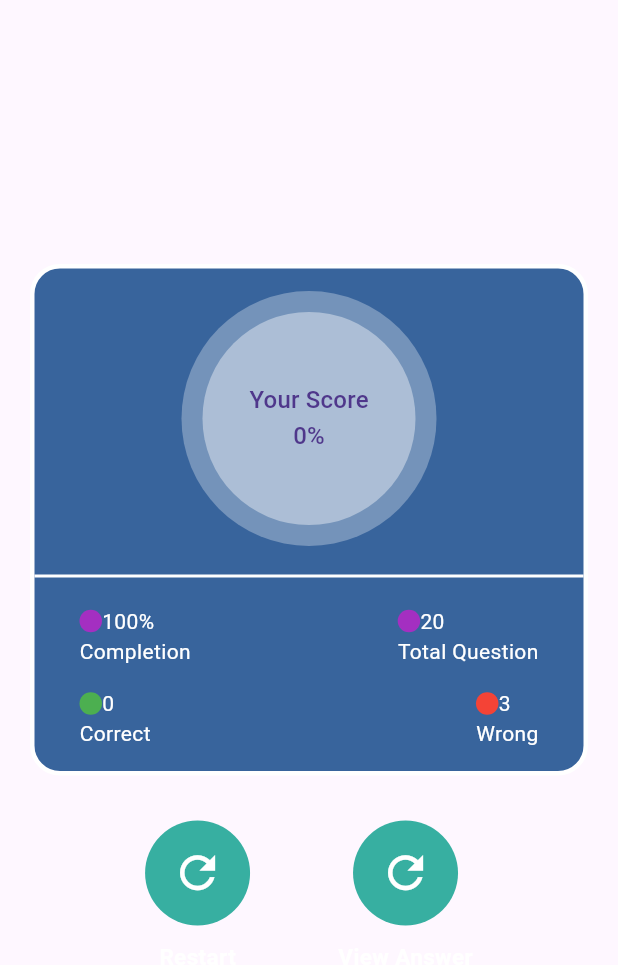
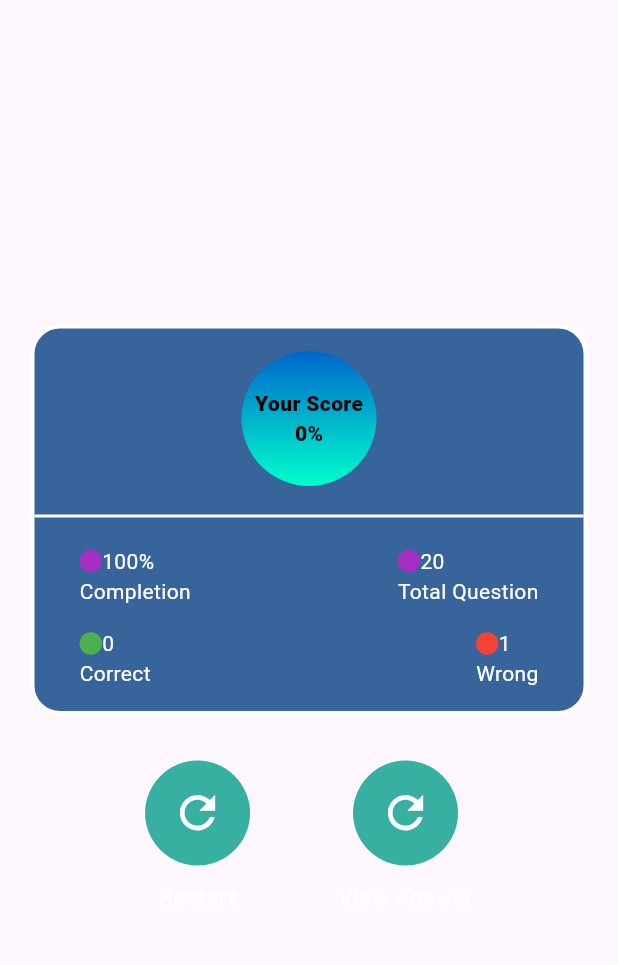
Before and after one commit to AnJasid/football_trivia, a Flutter app: the ResultsPage widget shown alone on an empty page, opened directly with empty values, on a phone screen of 412 x 824 dp. Shown: the top 965 px of the screen. Run offline on Flutter 3.47's test engine with Material 3 defaults, Android fonts, the phone set to English and light mode, and no system bars; our stand-ins replace google_fonts, shared_preferences; accounts and stored records are empty.

Commit message:
update result page: score data

```diff
--- a/lib/data/questions.dart
+++ b/lib/data/questions.dart
@@ -12,26 +12,4 @@
       'Answer4',
     ],
   ),
-  FootballQuestion(
-    imageUrl: '',
-    questionText:
-        'Lorem ipsum dolor sit amet, consectetur adipiscing elit. Vivamus vulputate ex sed odio euismod luctus.',
-    answers: [
-      'Answer1',
-      'Answer2',
-      'Answer3',
-      'Answer4',
-    ],
-  ),
-  FootballQuestion(
-    imageUrl: '',
-    questionText:
-        'Lorem ipsum dolor sit amet, consectetur adipiscing elit. Vivamus vulputate ex sed odio euismod luctus.',
-    answers: [
-      'Answer1',
-      'Answer2',
-      'Answer3',
-      'Answer4',
-    ],
-  ),
 ];
--- a/lib/pages/results_page.dart
+++ b/lib/pages/results_page.dart
@@ -111,20 +111,39 @@
                 child: Column(
                   mainAxisAlignment: MainAxisAlignment.center,
                   children: [
-                    CircleAvatar(
-                      radius: 85,
-                      backgroundColor: Colors.white.withOpacity(0.3),
-                      child: CircleAvatar(
-                        radius: 71,
-                        backgroundColor: Colors.white.withOpacity(0.4),
-                        child: Column(
-                          mainAxisAlignment: MainAxisAlignment.center,
-                          crossAxisAlignment: CrossAxisAlignment.center,
-                          children: [
-                            const Text('Your Score'),
-                            Text('${numCorrectQuestions * 10}%'),
+                    Container(
+                      width: 90,
+                      height: 90,
+                      decoration: const BoxDecoration(
+                        shape: BoxShape.circle,
+                        gradient: LinearGradient(
+                          begin: Alignment.topCenter,
+                          end: Alignment.bottomCenter,
+                          colors: [
+                            Color(0xff0066cc),
+                            Color(0xff00ffcc),
                           ],
                         ),
+                      ),
+                      child: Column(
+                        mainAxisAlignment: MainAxisAlignment.center,
+                        crossAxisAlignment: CrossAxisAlignment.center,
+                        children: [
+                          const Text(
+                            'Your Score',
+                            style: TextStyle(
+                              color: Colors.black,
+                              fontWeight: FontWeight.w900,
+                            ),
+                          ),
+                          Text(
+                            '${numCorrectQuestions * 10}%',
+                            style: const TextStyle(
+                              color: Colors.black,
+                              fontWeight: FontWeight.w900,
+                            ),
+                          ),
+                        ],
                       ),
                     ),
                     const Divider(
```
